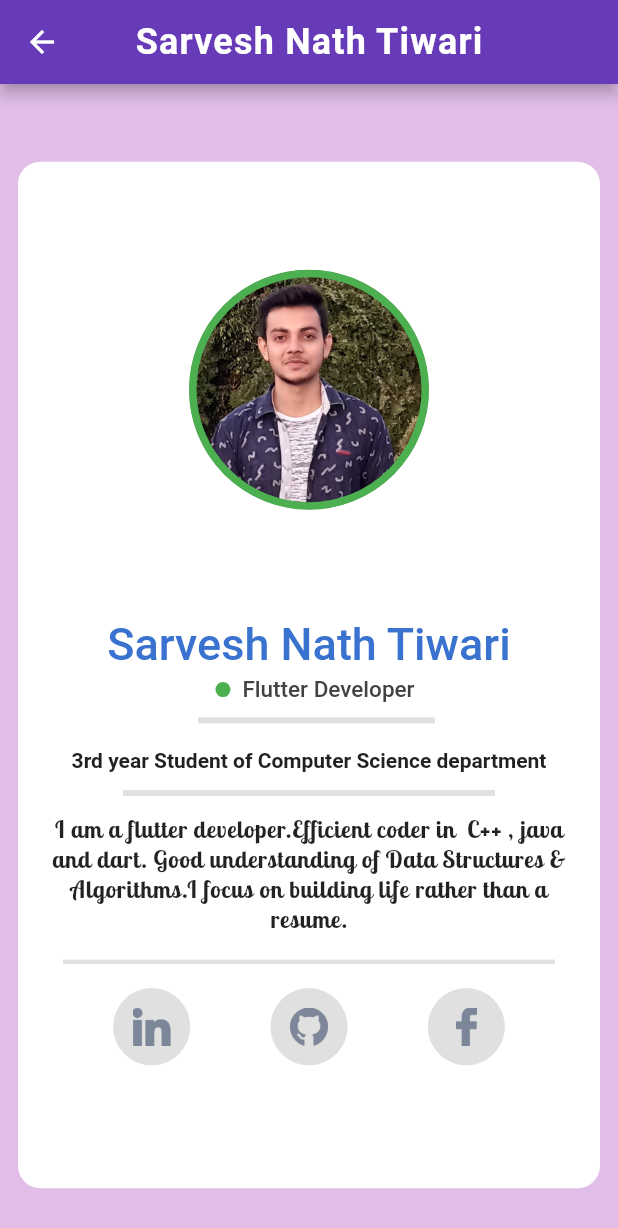
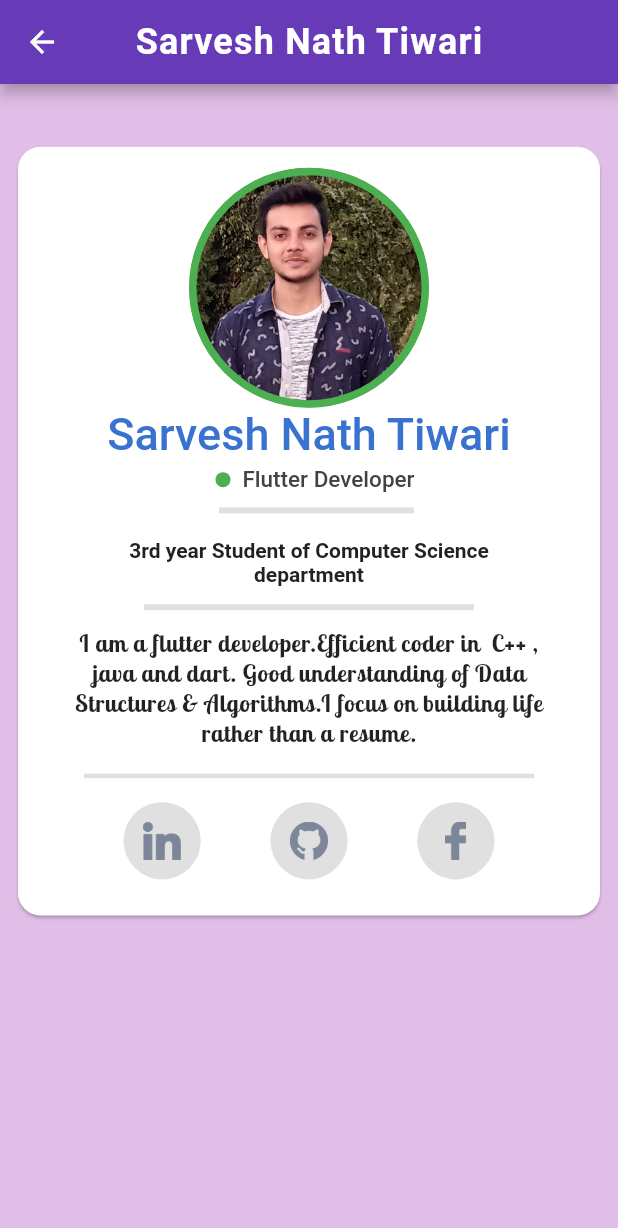
Before and after one commit to IOSD/IOSD_MAIT_Hacktoberfest-2020_Flutter, a Flutter app: the DevScreen screen opened directly, after a tap on the "arrow forward ios" icon, on a phone screen of 412 x 824 dp. Shown: the top 1228 px of the screen. Run offline on Flutter 3.47's test engine with Material 2 defaults, Android fonts, the phone set to English and light mode, and no system bars; our stand-ins replace font_awesome_flutter.

Commit message:
Added my profile and fixed some alignment and overflow issues

```diff
--- a/lib/Screens/DeveloperScreen.dart
+++ b/lib/Screens/DeveloperScreen.dart
@@ -1,10 +1,10 @@
 import 'package:flutter/material.dart';
-import 'tile_strcture.dart';
+import 'tile_structure.dart';
 import 'member.dart';
 import 'package:IOSDMaitApp/completeMemberInfo.dart';
 
 class DevScreen extends StatelessWidget {
- List<Member> members = AllMembers.members;
+  List<Member> members = AllMembers.members;
   @override
   Widget build(BuildContext context) {
     return Container(
--- a/lib/Screens/Welcome/components/body.dart
+++ b/lib/Screens/Welcome/components/body.dart
@@ -21,8 +21,8 @@ class _BodyState extends State<Body> {
     return Background(
       child: Column(
         mainAxisAlignment: MainAxisAlignment.center,
+        crossAxisAlignment: CrossAxisAlignment.center,
         children: <Widget>[
-          SizedBox(height: 35),
           Container(
             //height: 10,
             margin: EdgeInsets.fromLTRB(15, 0.6, 15, 1.6),
--- a/lib/Screens/member_info.dart
+++ b/lib/Screens/member_info.dart
@@ -27,9 +27,7 @@ class MemberDetailScreen extends StatelessWidget {
           ),
         ),
         body: SafeArea(
-          child: Stack(
-            children: <Widget>[_buildContent(context)],
-          ),
+          child: _buildContent(context),
         ),
       ),
     );
@@ -39,14 +37,18 @@ class MemberDetailScreen extends StatelessWidget {
     var size = MediaQuery.of(context).size;
     return Center(
       child: Container(
-        // color: Colors.deepPurple,
-        margin: EdgeInsets.only(left: 8, right: 8, top: 20),
+        margin: EdgeInsets.symmetric(
+          horizontal: 8,
+        ),
         height: MediaQuery.of(context).size.height / 1.19,
         width: MediaQuery.of(context).size.width,
+        child: SingleChildScrollView(
           child: Card(
-          shape:
-              RoundedRectangleBorder(borderRadius: BorderRadius.circular(15)),
-          elevation: 0,
+            shape: RoundedRectangleBorder(
+              borderRadius: BorderRadius.circular(15),
+            ),
+            child: Padding(
+              padding: const EdgeInsets.all(14),
               child: Column(
                 mainAxisAlignment: MainAxisAlignment.spaceEvenly,
                 children: [
@@ -119,7 +121,8 @@ class MemberDetailScreen extends StatelessWidget {
                           textAlign: TextAlign.center,
                           overflow: TextOverflow.ellipsis,
                           style: TextStyle(
-                          color: Colors.grey[900], fontWeight: FontWeight.w700),
+                              color: Colors.grey[900],
+                              fontWeight: FontWeight.w700),
                         )),
                       ),
                       Divider(
@@ -192,6 +195,8 @@ class MemberDetailScreen extends StatelessWidget {
               ),
             ),
           ),
+        ),
+      ),
     );
   }
 
--- a/lib/Screens/tile_strcture.dart
+++ b/lib/Screens/tile_structure.dart
@@ -9,7 +9,7 @@ class TileStructure extends StatelessWidget {
   Widget build(BuildContext context) {
     return Container(
       margin: EdgeInsets.only(left: 7.6, right: 7.6, top: 18),
-      height: MediaQuery.of(context).size.height / 8.5,
+      height: MediaQuery.of(context).size.height / 7.5,
       width: MediaQuery.of(context).size.width,
       child: Card(
         shape: RoundedRectangleBorder(borderRadius: BorderRadius.circular(16)),
```
Also changed, not shown: lib/completeMemberInfo.dart (+11 -0 lines), assets/profilesPic/shobu.jpg (added), pubspec.lock, 6 other files. Lines whose indentation alone changed are shown as unchanged.
